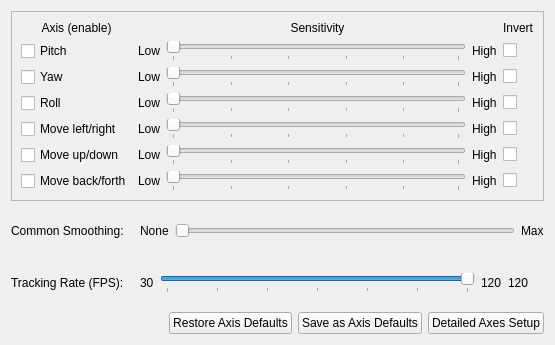
fwfa123/linuxtrackx-ir, file src/qt_gui/profile_setup.ui: the form before one commit.
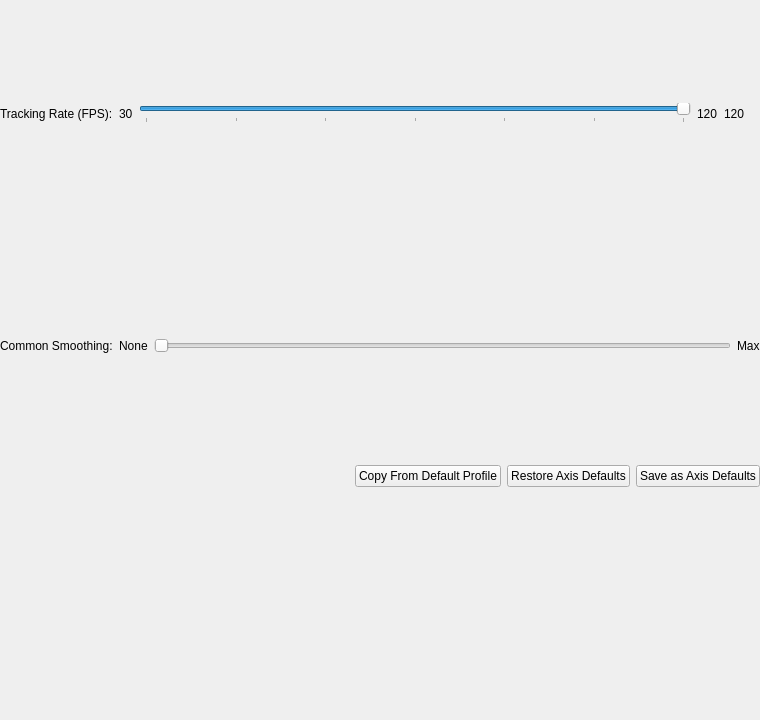
The form after the commit.

Commit message:
feat(gui): ship 3.0.0 Profile tab with embedded curves and pose-map sidebar
Embed the axis curve editor in Tracking setup, move pose maps beside the
graph, fix short-window scrolling, and drop Profile pan tuning in favor of
Model Setup—reducing vertical clutter while keeping Enable/Invert per axis.

```diff
--- a/src/qt_gui/profile_setup.ui
+++ b/src/qt_gui/profile_setup.ui
@@ -6,12 +6,12 @@
    <rect>
     <x>0</x>
     <y>0</y>
-    <width>555</width>
-    <height>345</height>
+    <width>760</width>
+    <height>720</height>
    </rect>
   </property>
   <property name="sizePolicy">
-   <sizepolicy hsizetype="Preferred" vsizetype="Maximum">
+   <sizepolicy hsizetype="Preferred" vsizetype="Minimum">
     <horstretch>0</horstretch>
     <verstretch>0</verstretch>
    </sizepolicy>
@@ -20,387 +20,18 @@
    <string>Form</string>
   </property>
   <layout class="QVBoxLayout" name="verticalLayout">
-   <item>
-    <widget class="QFrame" name="gridFrame">
-     <property name="frameShape">
-      <enum>QFrame::StyledPanel</enum>
-     </property>
-     <property name="frameShadow">
-      <enum>QFrame::Raised</enum>
-     </property>
-     <layout class="QGridLayout" name="gridLayout">
-      <item row="2" column="1">
-       <layout class="QHBoxLayout" name="horizontalLayout_2">
-        <item>
-         <widget class="QLabel" name="label_3">
-          <property name="text">
-           <string>Low</string>
-          </property>
-         </widget>
-        </item>
-        <item>
-         <widget class="QSlider" name="YawSens">
-          <property name="orientation">
-           <enum>Qt::Horizontal</enum>
-          </property>
-          <property name="tickPosition">
-           <enum>QSlider::TicksBelow</enum>
-          </property>
-          <property name="tickInterval">
-           <number>20</number>
-          </property>
-         </widget>
-        </item>
-        <item>
-         <widget class="QLabel" name="label_10">
-          <property name="text">
-           <string>High</string>
-          </property>
-         </widget>
-        </item>
-       </layout>
-      </item>
-      <item row="3" column="1">
-       <layout class="QHBoxLayout" name="horizontalLayout_3">
-        <item>
-         <widget class="QLabel" name="label_4">
-          <property name="text">
-           <string>Low</string>
-          </property>
-         </widget>
-        </item>
-        <item>
-         <widget class="QSlider" name="RollSens">
-          <property name="orientation">
-           <enum>Qt::Horizontal</enum>
-          </property>
-          <property name="tickPosition">
-           <enum>QSlider::TicksBelow</enum>
-          </property>
-          <property name="tickInterval">
-           <number>20</number>
-          </property>
-         </widget>
-        </item>
-        <item>
-         <widget class="QLabel" name="label_11">
-          <property name="text">
-           <string>High</string>
-          </property>
-         </widget>
-        </item>
-       </layout>
-      </item>
-      <item row="0" column="0">
-       <widget class="QLabel" name="label_9">
-        <property name="text">
-         <string>Axis (enable)</string>
-        </property>
-        <property name="alignment">
-         <set>Qt::AlignCenter</set>
-        </property>
-       </widget>
-      </item>
-      <item row="0" column="1">
-       <widget class="QLabel" name="label_2">
-        <property name="text">
-         <string>Sensitivity</string>
-        </property>
-        <property name="alignment">
-         <set>Qt::AlignCenter</set>
-        </property>
-       </widget>
-      </item>
-      <item row="1" column="1">
-       <layout class="QHBoxLayout" name="horizontalLayout">
-        <item>
-         <widget class="QLabel" name="label">
-          <property name="text">
-           <string>Low</string>
-          </property>
-         </widget>
-        </item>
-        <item>
-         <widget class="QSlider" name="PitchSens">
-          <property name="orientation">
-           <enum>Qt::Horizontal</enum>
-          </property>
-          <property name="tickPosition">
-           <enum>QSlider::TicksBelow</enum>
-          </property>
-          <property name="tickInterval">
-           <number>20</number>
-          </property>
-         </widget>
-        </item>
-        <item>
-         <widget class="QLabel" name="label_8">
-          <property name="text">
-           <string>High</string>
-          </property>
-         </widget>
-        </item>
-       </layout>
-      </item>
-      <item row="5" column="1">
-       <layout class="QHBoxLayout" name="horizontalLayout_5">
-        <item>
-         <widget class="QLabel" name="label_6">
-          <property name="text">
-           <string>Low</string>
-          </property>
-         </widget>
-        </item>
-        <item>
-         <widget class="QSlider" name="TySens">
-          <property name="orientation">
-           <enum>Qt::Horizontal</enum>
-          </property>
-          <property name="tickPosition">
-           <enum>QSlider::TicksBelow</enum>
-          </property>
-          <property name="tickInterval">
-           <number>20</number>
-          </property>
-         </widget>
-        </item>
-        <item>
-         <widget class="QLabel" name="label_13">
-          <property name="text">
-           <string>High</string>
-          </property>
-         </widget>
-        </item>
-       </layout>
-      </item>
-      <item row="1" column="0">
-       <widget class="QCheckBox" name="PitchEnable">
-        <property name="toolTip">
-         <string>Enable Pitch Axis</string>
-        </property>
-        <property name="layoutDirection">
-         <enum>Qt::LeftToRight</enum>
-        </property>
-        <property name="text">
-         <string>Pitch</string>
-        </property>
-        <property name="checked">
-         <bool>false</bool>
-        </property>
-       </widget>
-      </item>
-      <item row="2" column="0">
-       <widget class="QCheckBox" name="YawEnable">
-        <property name="toolTip">
-         <string>Enable Yaw Axis</string>
-        </property>
-        <property name="text">
-         <string>Yaw</string>
-        </property>
-       </widget>
-      </item>
-      <item row="3" column="0">
-       <widget class="QCheckBox" name="RollEnable">
-        <property name="toolTip">
-         <string>Enable Yaw Axis</string>
-        </property>
-        <property name="text">
-         <string>Roll</string>
-        </property>
-       </widget>
-      </item>
-      <item row="4" column="0">
-       <widget class="QCheckBox" name="TxEnable">
-        <property name="toolTip">
-         <string>Enable X Axis</string>
-        </property>
-        <property name="text">
-         <string>Move left/right</string>
-        </property>
-       </widget>
-      </item>
-      <item row="5" column="0">
-       <widget class="QCheckBox" name="TyEnable">
-        <property name="toolTip">
-         <string>Enable Y Axis</string>
-        </property>
-        <property name="text">
-         <string>Move up/down</string>
-        </property>
-       </widget>
-      </item>
-      <item row="6" column="0">
-       <widget class="QCheckBox" name="TzEnable">
-        <property name="toolTip">
-         <string>Enable Z Axis</string>
-        </property>
-        <property name="text">
-         <string>Move back/forth</string>
-        </property>
-       </widget>
-      </item>
-      <item row="4" column="1">
-       <layout class="QHBoxLayout" name="horizontalLayout_4">
-        <item>
-         <widget class="QLabel" name="label_5">
-          <property name="text">
-           <string>Low</string>
-          </property>
-         </widget>
-        </item>
-        <item>
-         <widget class="QSlider" name="TxSens">
-          <property name="orientation">
-           <enum>Qt::Horizontal</enum>
-          </property>
-          <property name="tickPosition">
-           <enum>QSlider::TicksBelow</enum>
-          </property>
-          <property name="tickInterval">
-           <number>20</number>
-          </property>
-         </widget>
-        </item>
-        <item>
-         <widget class="QLabel" name="label_12">
-          <property name="text">
-           <string>High</string>
-          </property>
-         </widget>
-        </item>
-       </layout>
-      </item>
-      <item row="6" column="1">
-       <layout class="QHBoxLayout" name="horizontalLayout_6">
-        <item>
-         <widget class="QLabel" name="label_7">
-          <property name="text">
-           <string>Low</string>
-          </property>
-         </widget>
-        </item>
-        <item>
-         <widget class="QSlider" name="TzSens">
-          <property name="orientation">
-           <enum>Qt::Horizontal</enum>
-          </property>
-          <property name="tickPosition">
-           <enum>QSlider::TicksBelow</enum>
-          </property>
-          <property name="tickInterval">
-           <number>20</number>
-          </property>
-         </widget>
-        </item>
-        <item>
-         <widget class="QLabel" name="label_14">
-          <property name="text">
-           <string>High</string>
-          </property>
-         </widget>
-        </item>
-       </layout>
-      </item>
-      <item row="0" column="2">
-       <widget class="QLabel" name="label_18">
-        <property name="text">
-         <string>Invert</string>
-        </property>
-       </widget>
-      </item>
-      <item row="1" column="2">
-       <widget class="QCheckBox" name="PitchInvert">
-        <property name="text">
-         <string/>
-        </property>
-       </widget>
-      </item>
-      <item row="2" column="2">
-       <widget class="QCheckBox" name="YawInvert">
-        <property name="text">
-         <string/>
-        </property>
-       </widget>
-      </item>
-      <item row="3" column="2">
-       <widget class="QCheckBox" name="RollInvert">
-        <property name="text">
-         <string/>
-        </property>
-       </widget>
-      </item>
-      <item row="4" column="2">
-       <widget class="QCheckBox" name="TxInvert">
-        <property name="text">
-         <string/>
-        </property>
-       </widget>
-      </item>
-      <item row="5" column="2">
-       <widget class="QCheckBox" name="TyInvert">
-        <property name="text">
-         <string/>
-        </property>
-       </widget>
-      </item>
-      <item row="6" column="2">
-       <widget class="QCheckBox" name="TzInvert">
-        <property name="text">
-         <string/>
-        </property>
-       </widget>
-      </item>
-     </layout>
-    </widget>
-   </item>
-   <item>
-    <layout class="QHBoxLayout" name="horizontalLayout_7">
-     <item>
-      <widget class="QLabel" name="label_17">
-       <property name="text">
-        <string>Common Smoothing:</string>
-       </property>
-      </widget>
-     </item>
-     <item>
-      <spacer name="horizontalSpacer">
-       <property name="orientation">
-        <enum>Qt::Horizontal</enum>
-       </property>
-       <property name="sizeType">
-        <enum>QSizePolicy::Maximum</enum>
-       </property>
-       <property name="sizeHint" stdset="0">
-        <size>
-         <width>10</width>
-         <height>20</height>
-        </size>
-       </property>
-      </spacer>
-     </item>
-     <item>
-      <widget class="QLabel" name="label_15">
-       <property name="text">
-        <string>None</string>
-       </property>
-      </widget>
-     </item>
-     <item>
-      <widget class="QSlider" name="Smoothing">
-       <property name="orientation">
-        <enum>Qt::Horizontal</enum>
-       </property>
-      </widget>
-     </item>
-     <item>
-      <widget class="QLabel" name="label_16">
-       <property name="text">
-        <string>Max</string>
-       </property>
-      </widget>
-     </item>
-    </layout>
-   </item>
+   <property name="leftMargin">
+    <number>0</number>
+   </property>
+   <property name="topMargin">
+    <number>0</number>
+   </property>
+   <property name="rightMargin">
+    <number>0</number>
+   </property>
+   <property name="bottomMargin">
+    <number>0</number>
+   </property>
    <item>
     <layout class="QHBoxLayout" name="horizontalLayout_tracking_rate">
      <item>
@@ -410,22 +41,6 @@
        </property>
       </widget>
      </item>
-     <item>
-      <spacer name="horizontalSpacer_tracking">
-       <property name="orientation">
-        <enum>Qt::Horizontal</enum>
-       </property>
-       <property name="sizeType">
-        <enum>QSizePolicy::Maximum</enum>
-       </property>
-       <property name="sizeHint" stdset="0">
-        <size>
-         <width>10</width>
-         <height>20</height>
-        </size>
-       </property>
-      </spacer>
-     </item>
      <item>
       <widget class="QLabel" name="label_tracking_rate_low">
        <property name="text">
@@ -478,7 +93,39 @@
     </layout>
    </item>
    <item>
-    <layout class="QHBoxLayout" name="horizontalLayout_8">
+    <layout class="QHBoxLayout" name="horizontalLayout_smoothing">
+     <item>
+      <widget class="QLabel" name="label_17">
+       <property name="text">
+        <string>Common Smoothing:</string>
+       </property>
+      </widget>
+     </item>
+     <item>
+      <widget class="QLabel" name="label_15">
+       <property name="text">
+        <string>None</string>
+       </property>
+      </widget>
+     </item>
+     <item>
+      <widget class="QSlider" name="Smoothing">
+       <property name="orientation">
+        <enum>Qt::Horizontal</enum>
+       </property>
+      </widget>
+     </item>
+     <item>
+      <widget class="QLabel" name="label_16">
+       <property name="text">
+        <string>Max</string>
+       </property>
+      </widget>
+     </item>
+    </layout>
+   </item>
+   <item>
+    <layout class="QHBoxLayout" name="horizontalLayout_actions">
      <item>
       <spacer name="horizontalSpacer_2">
        <property name="orientation">
@@ -492,6 +139,13 @@
        </property>
       </spacer>
      </item>
+     <item>
+      <widget class="QPushButton" name="CopyFromDefault">
+       <property name="text">
+        <string>Copy From Default Profile</string>
+       </property>
+      </widget>
+     </item>
      <item>
       <widget class="QPushButton" name="RestoreAxisDefaults">
        <property name="text">
@@ -506,15 +160,32 @@
        </property>
       </widget>
      </item>
-     <item>
-      <widget class="QPushButton" name="DetailedAxisSetup">
-       <property name="text">
-        <string>Detailed Axes Setup</string>
-       </property>
-      </widget>
-     </item>
     </layout>
    </item>
+   <item>
+    <widget class="QWidget" name="curvesHost">
+     <property name="sizePolicy">
+      <sizepolicy hsizetype="Preferred" vsizetype="Minimum">
+       <horstretch>0</horstretch>
+       <verstretch>0</verstretch>
+      </sizepolicy>
+     </property>
+     <layout class="QVBoxLayout" name="curvesHostLayout">
+      <property name="leftMargin">
+       <number>0</number>
+      </property>
+      <property name="topMargin">
+       <number>0</number>
+      </property>
+      <property name="rightMargin">
+       <number>0</number>
+      </property>
+      <property name="bottomMargin">
+       <number>0</number>
+      </property>
+     </layout>
+    </widget>
+   </item>
   </layout>
  </widget>
  <tabstops>
```
Left out of the diff: 16 changed lines with no effect on the pictures. The commit also changes 23 other files.
